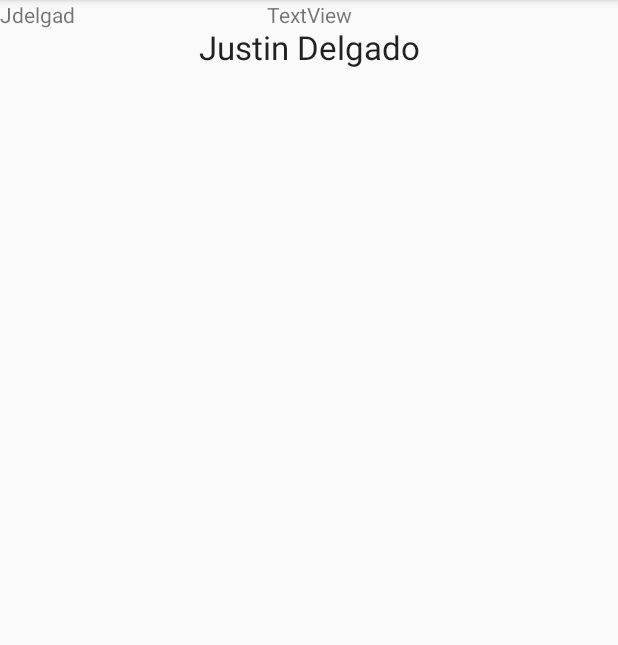
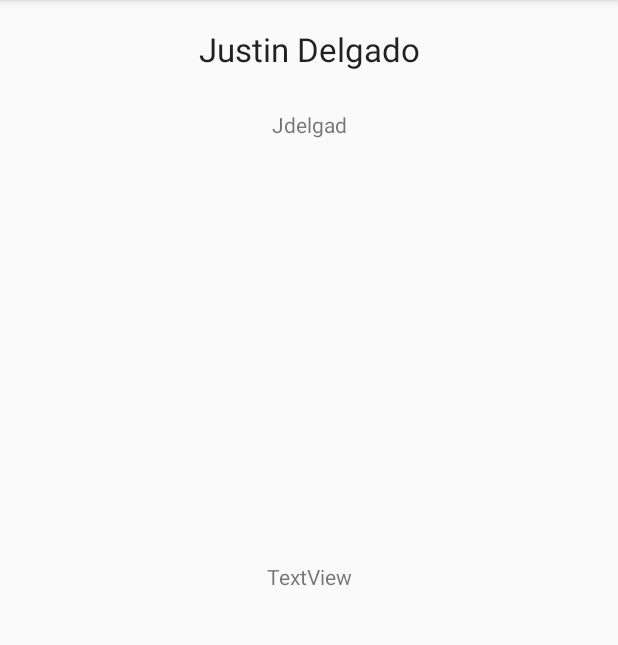
Before and after one commit to Jdelgad72/Capstone, an Android app: the screen it shows after launch (MainActivity), on a phone screen of 412 x 824 dp, the part 84-729 px from its top. Run offline under Robolectric (Android 15) with nearby library versions, the phone set to English and light mode, and no system bars; 1 statement that could not run was skipped.

Commit message:
iteration number 2

```diff
--- a/itp02/TimeApplication/app/src/main/java/com/example/timeapplication/MainActivity.java
+++ b/itp02/TimeApplication/app/src/main/java/com/example/timeapplication/MainActivity.java
@@ -4,6 +4,10 @@ import android.os.Bundle;
 import android.widget.TextView;
 
 import androidx.appcompat.app.AppCompatActivity;
+import java.text.DateFormat;
+import java.text.SimpleDateFormat;
+import java.util.Date;
+
 public class MainActivity extends AppCompatActivity {
 
 
@@ -13,7 +17,12 @@ public class MainActivity extends AppCompatActivity {
         super.onCreate(savedInstanceState);
         setContentView(R.layout.activity_main);
         TextView dateTimeDisplay=(TextView)findViewById(R.id.textView2);
+        Object currentDate;
         textViewDate.setText(currentDate);
+        DateFormat dateFormat = new SimpleDateFormat("yyyy/MM/dd HH:mm:ss");
+        Date date = new Date();
+        System.out.println(dateFormat.format(date));
+
     }
 
 }
--- a/itp02/TimeApplication/app/src/main/res/layout/activity_main.xml
+++ b/itp02/TimeApplication/app/src/main/res/layout/activity_main.xml
@@ -7,8 +7,9 @@
     tools:context=".MainActivity">
 
     <TextView
+        android:id="@+id/textView3"
         android:layout_width="0dp"
-        android:layout_height="100dp"
+        android:layout_height="50dp"
         android:text="Justin Delgado"
         android:textAlignment="center"
         android:textAppearance="@style/TextAppearance.AppCompat.Large"
@@ -25,18 +26,21 @@
         android:id="@+id/textView"
         android:layout_width="wrap_content"
         android:layout_height="wrap_content"
+        android:layout_marginTop="5dp"
         android:text="Jdelgad"
         android:textAlignment="center"
-        tools:layout_editor_absoluteX="174dp"
-        tools:layout_editor_absoluteY="57dp" />
+        app:layout_constraintEnd_toEndOf="@+id/textView3"
+        app:layout_constraintStart_toStartOf="@+id/textView3"
+        app:layout_constraintTop_toBottomOf="@+id/textView3" />
 
     <TextView
         android:id="@+id/textView2"
         android:layout_width="wrap_content"
         android:layout_height="wrap_content"
         android:text="TextView"
+        app:layout_constraintBottom_toBottomOf="parent"
         app:layout_constraintEnd_toEndOf="parent"
         app:layout_constraintStart_toStartOf="parent"
-        tools:layout_editor_absoluteY="358dp" />
+        app:layout_constraintTop_toTopOf="parent" />
 
 </androidx.constraintlayout.widget.ConstraintLayout>
```
Also changed, not shown: 1 other file.
